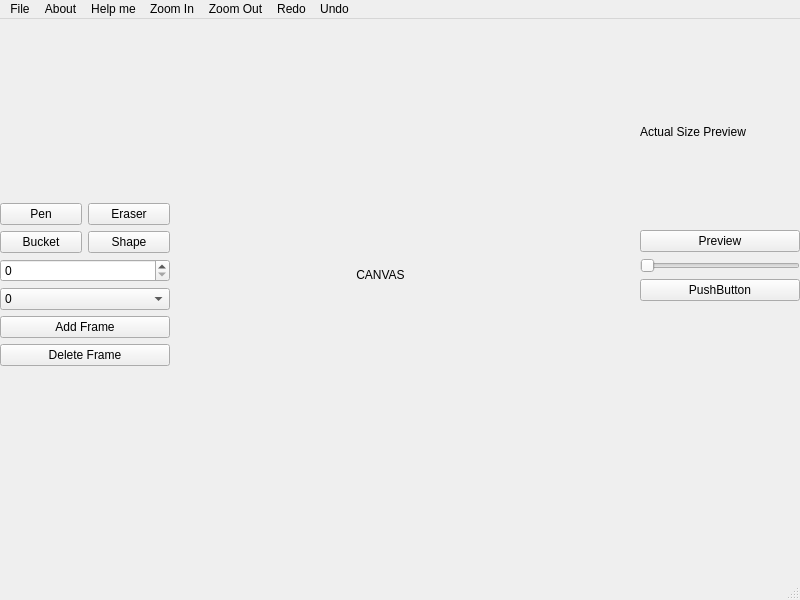
Qt form SpriteEditor/view.ui (University-of-Utah-CS3505/a7-sprite-editor-s22-charming21) before a commit.
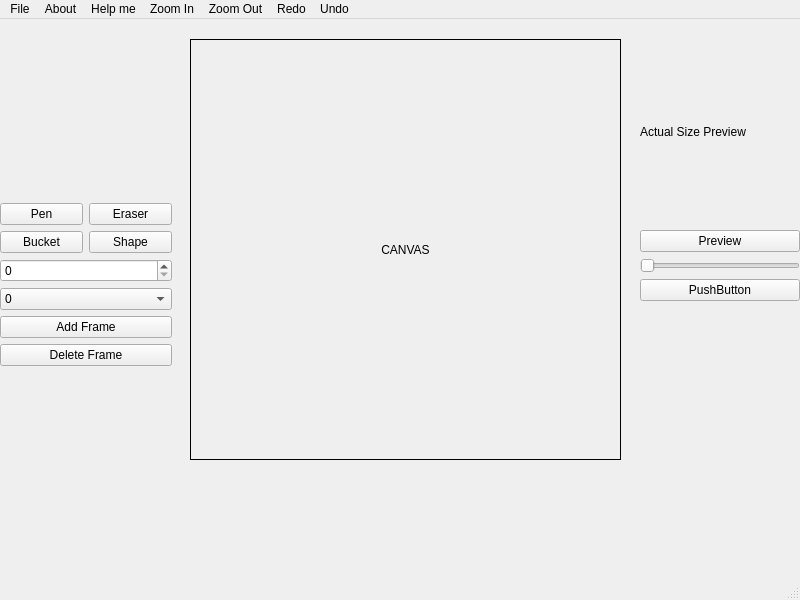
The same form after that commit. Custom widgets are drawn as their Qt base class.

Commit message: Commit 2.3:  Added new class called Canvas to represent the drawing area and added mouse events. Added ability to trace mouse and get output of x/y coordinates on the UI.

The edit to the form file:
```diff
--- a/SpriteEditor/view.ui
+++ b/SpriteEditor/view.ui
@@ -17,12 +17,15 @@
    <widget class="QLabel" name="canvasLabel">
     <property name="geometry">
      <rect>
-      <x>130</x>
-      <y>70</y>
-      <width>501</width>
-      <height>371</height>
+      <x>190</x>
+      <y>20</y>
+      <width>431</width>
+      <height>421</height>
      </rect>
     </property>
+    <property name="frameShape">
+     <enum>QFrame::Box</enum>
+    </property>
     <property name="text">
      <string>CANVAS</string>
     </property>
@@ -75,7 +78,7 @@
      <rect>
       <x>0</x>
       <y>20</y>
-      <width>170</width>
+      <width>172</width>
       <height>491</height>
      </rect>
     </property>
@@ -219,6 +222,13 @@
    </property>
   </action>
  </widget>
+ <customwidgets>
+  <customwidget>
+   <class>Canvas</class>
+   <extends>QLabel</extends>
+   <header location="global">canvas.h</header>
+  </customwidget>
+ </customwidgets>
  <resources/>
  <connections/>
 </ui>
```
Left out of the diff: 17 changed lines with no effect on the pictures. The commit also changes 6 other files.
